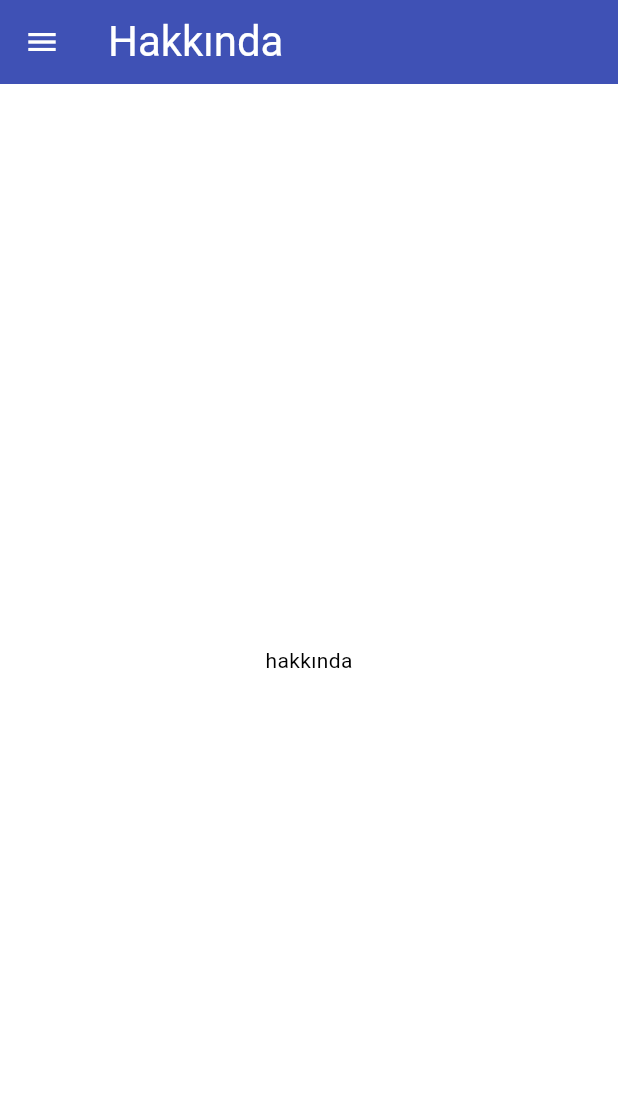
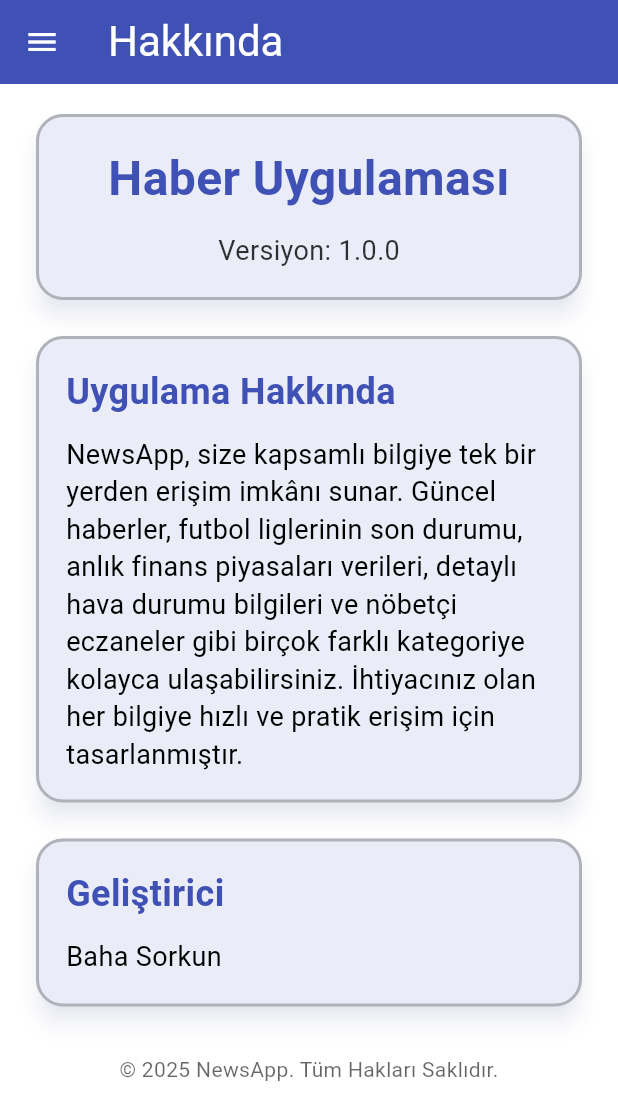
Before and after one commit to bahasorkun/news_app, a Flutter app: the screen it shows after launch, in the side drawer, after a tap on "Hakkında", on a phone screen of 412 x 824 dp. Shown: the top 1120 px of the screen. Run offline on Flutter 3.47's test engine with Material 3 defaults, Android fonts, the phone set to English and light mode, and no system bars; our stand-ins replace dio; network calls fail.

Commit message:
Hakkında sayfasına uygulama bilgileri eklendi; görünüm ve yapı güncellendi.

```diff
--- a/lib/core/presentation/pages/about_page.dart
+++ b/lib/core/presentation/pages/about_page.dart
@@ -7,10 +7,125 @@ class AboutPage extends StatelessWidget {
 
   @override
   Widget build(BuildContext context) {
+    final cs = Theme.of(context).colorScheme;
+
     return Scaffold(
-      appBar: AppAppbar(title: "Hakkında"),
-      drawer: AppDrawer(),
-      body: Center(child: Text("hakkında")),
+      appBar: const AppAppbar(title: 'Hakkında'),
+      drawer: const AppDrawer(),
+      body: ListView(
+        padding: const EdgeInsets.fromLTRB(20, 16, 20, 24),
+        children: [
+          // Uygulama başlığı + versiyon kartı
+          _InfoCard(
+            child: Column(
+              crossAxisAlignment: CrossAxisAlignment.center,
+              children: [
+                Text(
+                  'Haber Uygulaması',
+                  textAlign: TextAlign.center,
+                  style: TextStyle(
+                    fontSize: 32,
+                    fontWeight: FontWeight.w700,
+                    color: cs.primary,
+                  ),
+                ),
+                const SizedBox(height: 12),
+                Text(
+                  'Versiyon: 1.0.0',
+                  style: TextStyle(
+                    fontSize: 18,
+                    color: cs.onSurface.withValues(alpha: .8),
+                  ),
+                ),
+              ],
+            ),
+          ),
+          const SizedBox(height: 16),
+
+          // Uygulama Hakkında
+          _InfoCard(
+            child: Column(
+              crossAxisAlignment: CrossAxisAlignment.start,
+              children: [
+                Text(
+                  'Uygulama Hakkında',
+                  style: TextStyle(
+                    fontSize: 24,
+                    fontWeight: FontWeight.w700,
+                    color: cs.primary,
+                  ),
+                ),
+                SizedBox(height: 12),
+                Text(
+                  'NewsApp, size kapsamlı bilgiye tek bir yerden erişim imkânı sunar. '
+                  'Güncel haberler, futbol liglerinin son durumu, anlık finans piyasaları verileri, '
+                  'detaylı hava durumu bilgileri ve nöbetçi eczaneler gibi birçok farklı kategoriye '
+                  'kolayca ulaşabilirsiniz. İhtiyacınız olan her bilgiye hızlı ve pratik erişim için '
+                  'tasarlanmıştır.',
+                  style: TextStyle(fontSize: 18, height: 1.4),
+                ),
+              ],
+            ),
+          ),
+          const SizedBox(height: 16),
+
+          // Geliştirici
+          _InfoCard(
+            child: Column(
+              crossAxisAlignment: CrossAxisAlignment.start,
+              children: [
+                Text(
+                  'Geliştirici',
+                  style: TextStyle(
+                    fontSize: 24,
+                    fontWeight: FontWeight.w700,
+                    color: cs.primary,
+                  ),
+                ),
+                SizedBox(height: 12),
+                Text('Baha Sorkun', style: TextStyle(fontSize: 18)),
+              ],
+            ),
+          ),
+
+          const SizedBox(height: 28),
+          Center(
+            child: Text(
+              '© 2025 NewsApp. Tüm Hakları Saklıdır.',
+              textAlign: TextAlign.center,
+              style: TextStyle(color: cs.onSurface.withValues(alpha: .6)),
+            ),
+          ),
+        ],
+      ),
     );
   }
 }
+
+/// Tekrarlayan kart görünümü için basit bir yardımcı widget
+class _InfoCard extends StatelessWidget {
+  const _InfoCard({required this.child});
+  final Widget child;
+
+  @override
+  Widget build(BuildContext context) {
+    final theme = Theme.of(context);
+    final cs = theme.colorScheme;
+    return Card(
+      elevation: 6, // daha belirgin gölge
+      shadowColor: cs.primary.withValues(alpha: .18),
+      surfaceTintColor: cs.primary.withValues(alpha: .06),
+      shape: RoundedRectangleBorder(
+        borderRadius: BorderRadius.circular(18),
+        side: BorderSide(
+          color: cs.outline.withValues(alpha: .25), // hafif çerçeve
+          width: 2,
+        ),
+      ),
+      child: Padding(
+        padding: const EdgeInsets.symmetric(horizontal: 20, vertical: 20),
+        child: child,
+      ),
+    );
+  }
+}
```
